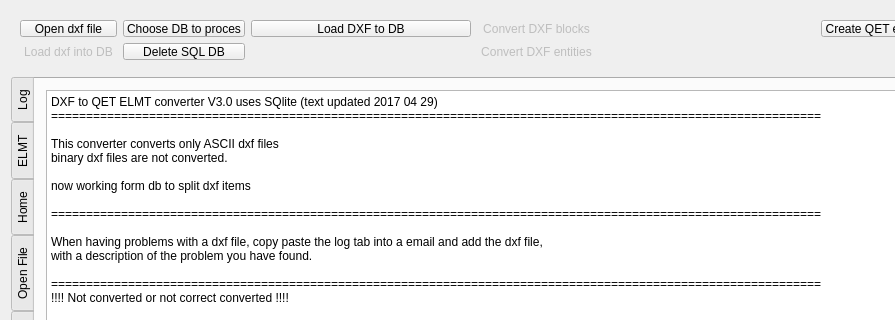
This is dxftoqet3db.ui in rdsivd/DXFtoQET as Qt 5 draws it before an edit; both pictures show x 0 to 895 and y 0 to 320 of the 1055 by 724 pixel window. The edited form follows.
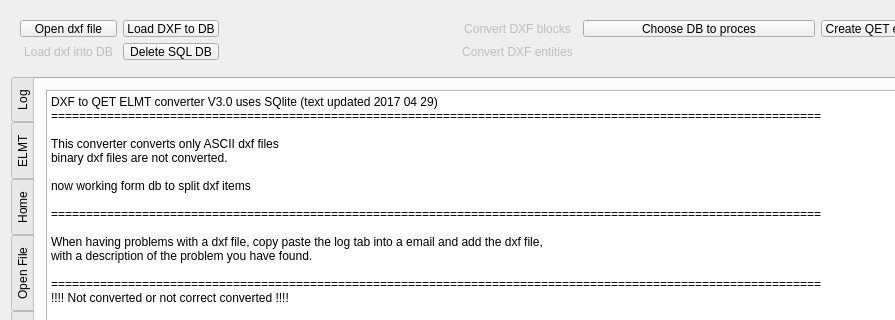
This is the edited form.

```diff
--- a/dxftoqet3db.ui
+++ b/dxftoqet3db.ui
@@ -521,13 +521,6 @@
       </property>
      </spacer>
     </item>
-    <item row="0" column="1">
-     <widget class="QPushButton" name="Choose_DB">
-      <property name="text">
-       <string>Choose DB to proces</string>
-      </property>
-     </widget>
-    </item>
     <item row="0" column="0">
      <widget class="QPushButton" name="OpenFile">
       <property name="text">
@@ -608,7 +601,14 @@
       </property>
      </widget>
     </item>
-    <item row="0" column="2">
+    <item row="0" column="4">
+     <widget class="QPushButton" name="Choose_DB">
+      <property name="text">
+       <string>Choose DB to proces</string>
+      </property>
+     </widget>
+    </item>
+    <item row="0" column="1">
      <widget class="QPushButton" name="Button_Open_DXF">
       <property name="enabled">
        <bool>true</bool>
```
